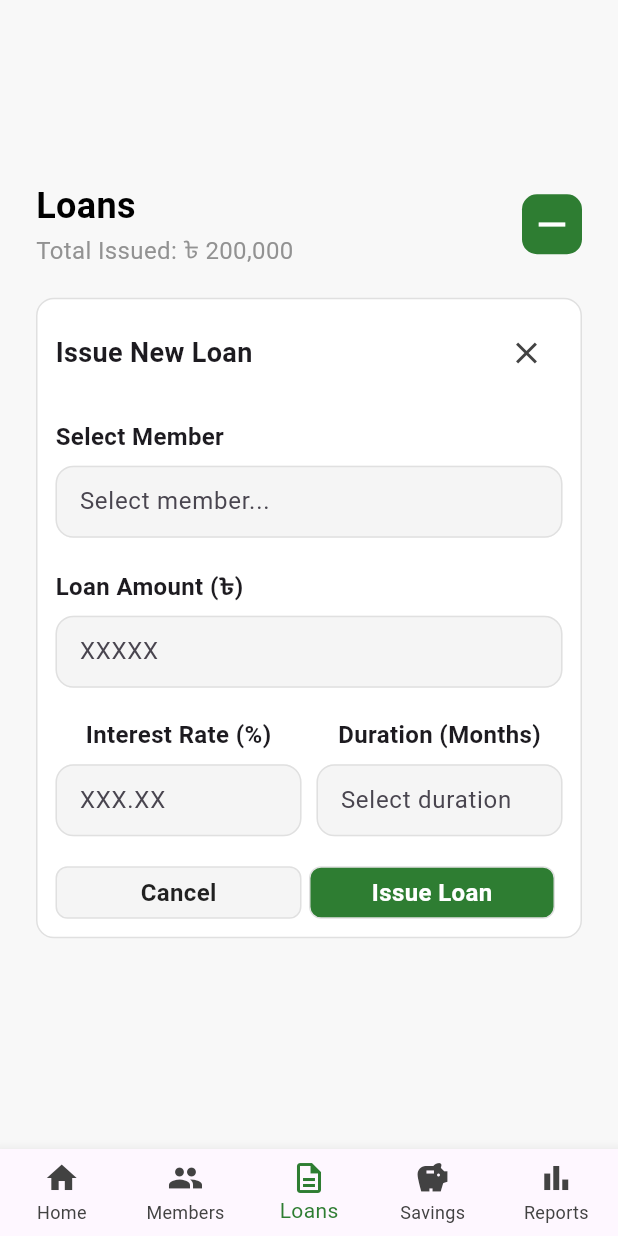
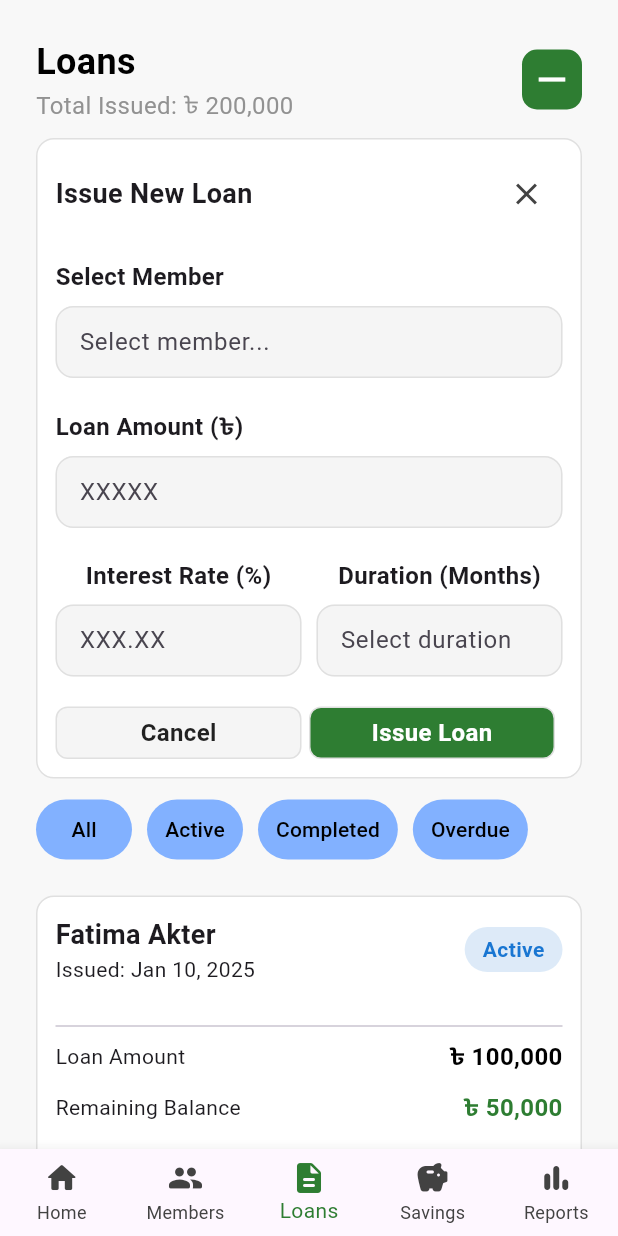
Before and after one commit to irfanekon04/microflow, a Flutter app: the screen it shows after launch, item 3 of the bottom bar chosen, on a phone screen of 412 x 824 dp. Run offline on Flutter 3.47's test engine with Material 3 defaults, Android fonts, the phone set to English and light mode, and no system bars.

Commit message:
completed loans page ui

```diff
--- a/lib/components/lones_page_components/add_loans_form.dart
+++ b/lib/components/loans_page_components/add_loans_form.dart
@@ -7,6 +7,7 @@ class AddLoansForm extends StatelessWidget {
   @override
   Widget build(BuildContext context) {
     return Container(
+      margin: EdgeInsets.only(top: 10),
       padding: EdgeInsets.all(12),
       decoration: BoxDecoration(
         border: Border.all(color: Colors.grey.shade300),
--- /dev/null
+++ b/lib/components/loans_page_components/loans_card.dart
@@ -0,0 +1,139 @@
+import 'package:flutter/material.dart';
+
+class LoansCard extends StatelessWidget {
+  final String name, issued, status, balance, loanAmount, interest;
+  LoansCard({
+    super.key,
+    required this.name,
+    required this.issued,
+    required this.balance,
+    required this.status,
+    required this.loanAmount,
+    required this.interest,
+  });
+
+  final statusColors = {
+    'completed': Colors.green.shade700,
+    'overdue': Colors.red.shade700,
+    'active': Colors.blue.shade700,
+  };
+  @override
+  Widget build(BuildContext context) {
+    return Container(
+      margin: EdgeInsets.only(bottom: 10),
+      padding: EdgeInsets.all(12),
+      decoration: BoxDecoration(
+        border: Border.all(color: Colors.grey.shade300),
+        color: Colors.white,
+        borderRadius: BorderRadius.circular(12),
+      ),
+      child: Column(
+        children: [
+          Row(
+            mainAxisAlignment: .spaceBetween,
+            children: [
+              Column(
+                mainAxisAlignment: .start,
+                crossAxisAlignment: .start,
+                children: [
+                  Text(
+                    name,
+                    style: TextStyle(fontSize: 18, fontWeight: FontWeight.w600),
+                  ),
+                  Text("Issued: $issued", style: TextStyle()),
+                ],
+              ),
+              Container(
+                padding: .only(top: 5, bottom: 5, right: 12, left: 12),
+                decoration: BoxDecoration(
+                  color: statusColors[status.toLowerCase()]?.withValues(
+                    alpha: 0.15,
+                  ),
+                  borderRadius: BorderRadius.circular(16),
+                ),
+                child: Text(
+                  status,
+                  style: TextStyle(
+                    color: statusColors[status.toLowerCase()],
+                    fontWeight: .w600,
+                  ),
+                ),
+              ),
+            ],
+          ),
+          SizedBox(height: 20),
+          Divider(),
+          Row(
+            mainAxisAlignment: MainAxisAlignment.spaceBetween,
+            children: [
+              Text('Loan Amount'),
+              Text(
+                '৳ $loanAmount',
+                style: TextStyle(
+                  fontSize: 16,
+                  color: Colors.black,
+                  fontWeight: .w600,
+                ),
+              ),
+            ],
+          ),
+          SizedBox(height: 10),
+          Row(
+            mainAxisAlignment: MainAxisAlignment.spaceBetween,
+            children: [
+              Text('Remaining Balance'),
+              Text(
+                '৳ $balance',
+                style: TextStyle(
+                  fontSize: 16,
+                  color: Colors.green.shade800,
+                  fontWeight: .w600,
+                ),
+              ),
+            ],
+          ),
+          SizedBox(height: 10),
+          Row(
+            mainAxisAlignment: MainAxisAlignment.spaceBetween,
+            children: [
+              Text('Interest Rate'),
+              Text(
+                '$interest%',
+                style: TextStyle(
+                  fontSize: 16,
+                  color: Colors.black,
+                  fontWeight: .w600,
+                ),
+              ),
+            ],
+          ),
+
+          SizedBox(height: 10),
+          SizedBox(
+            width: double.infinity,
+
+            child: ElevatedButton(
+              style: ElevatedButton.styleFrom(
+                backgroundColor: Colors.blueAccent.shade100,
+                elevation: 0,
+                shape: RoundedRectangleBorder(
+                  borderRadius: BorderRadius.circular(10),
+                ),
+                // padding: .symmetric(vertical: 10),
+              ),
+              onPressed: () {},
+              child: Text(
+                'Record Payment',
+                style: TextStyle(
+                  fontSize: 16,
+                  color: Colors.black87,
+                  fontWeight: .w500,
+                ),
+              ),
+            ),
+          ),
+        ],
+      ),
+    );
+  }
+}
--- a/lib/pages/bottom_nav_bar.dart
+++ b/lib/pages/bottom_nav_bar.dart
@@ -22,14 +22,20 @@ class _BottomNavBarState extends State<BottomNavBar> {
     ReportsPage(),
   ];
   List<BottomNavigationBarItem> items = [
-    BottomNavigationBarItem(icon: Icon(Icons.home), label: 'Home'),
-    BottomNavigationBarItem(icon: Icon(Icons.people), label: 'Members'),
+    BottomNavigationBarItem(icon: Icon(Icons.home_rounded), label: 'Home'),
+    BottomNavigationBarItem(icon: Icon(Icons.people_rounded), label: 'Members'),
     BottomNavigationBarItem(
-      icon: Icon(Icons.description_outlined),
+      icon: Icon(Icons.description_rounded),
       label: 'Loans',
     ),
-    BottomNavigationBarItem(icon: Icon(Icons.savings), label: 'Savings'),
-    BottomNavigationBarItem(icon: Icon(Icons.bar_chart), label: 'Reports'),
+    BottomNavigationBarItem(
+      icon: Icon(Icons.savings_rounded),
+      label: 'Savings',
+    ),
+    BottomNavigationBarItem(
+      icon: Icon(Icons.bar_chart_rounded),
+      label: 'Reports',
+    ),
   ];
   void onTap(int index) {
     setState(() {
--- a/lib/pages/loans_page.dart
+++ b/lib/pages/loans_page.dart
@@ -1,5 +1,6 @@
 import 'package:flutter/material.dart';
-import 'package:microflow/components/lones_page_components/add_loans_form.dart';
+import 'package:microflow/components/loans_page_components/add_loans_form.dart';
+import 'package:microflow/components/loans_page_components/loans_card.dart';
 
 class LoansPage extends StatefulWidget {
   const LoansPage({super.key});
@@ -19,18 +20,18 @@ class _LoansPageState extends State<LoansPage> {
           child: Column(
             children: [
               Row(
-                mainAxisAlignment: MainAxisAlignment.spaceBetween,
-                crossAxisAlignment: CrossAxisAlignment.center,
+                mainAxisAlignment: .spaceBetween,
+                crossAxisAlignment: .center,
                 children: [
                   Column(
-                    crossAxisAlignment: CrossAxisAlignment.start,
+                    crossAxisAlignment: .start,
                     children: [
                       Text(
                         "Loans",
                         style: TextStyle(
                           color: Colors.black,
                           fontSize: 24,
-                          fontWeight: FontWeight.bold,
+                          fontWeight: .bold,
                         ),
                       ),
                       Text(
@@ -63,7 +64,7 @@ class _LoansPageState extends State<LoansPage> {
                   ),
                 ],
               ),
-              SizedBox(height: 20),
+              // SizedBox(height: 20),
               AnimatedContainer(
                 duration: Duration(milliseconds: 300),
                 curve: Curves.easeInOut,
@@ -77,7 +78,96 @@ class _LoansPageState extends State<LoansPage> {
                         },
                       ),
               ),
+              SizedBox(height: 10),
+              Row(
+                children: [
+                  TextButton(
+                    onPressed: () {},
+                    style: TextButton.styleFrom(
+                      backgroundColor: Colors.blueAccent.shade100,
+                      elevation: 0,
+                      foregroundColor: Colors.black,
+                      shadowColor: Colors.white,
+                    ),
+                    child: Text("All"),
+                  ),
+                  SizedBox(width: 10),
+                  TextButton(
+                    onPressed: () {},
+                    style: TextButton.styleFrom(
+                      backgroundColor: Colors.blueAccent.shade100,
+                      elevation: 0,
+                      foregroundColor: Colors.black,
+                      shadowColor: Colors.white,
+                    ),
+                    child: Text("Active"),
+                  ),
+                  SizedBox(width: 10),
+                  TextButton(
+                    onPressed: () {},
+                    style: TextButton.styleFrom(
+                      backgroundColor: Colors.blueAccent.shade100,
+                      elevation: 0,
+                      foregroundColor: Colors.black,
+                      shadowColor: Colors.white,
+                    ),
+                    child: Text("Completed"),
+                  ),
+                  SizedBox(width: 10),
+                  TextButton(
+                    onPressed: () {},
+                    style: TextButton.styleFrom(
+                      backgroundColor: Colors.blueAccent.shade100,
+                      elevation: 0,
+                      foregroundColor: Colors.black,
+                      shadowColor: Colors.white,
+                    ),
+                    child: Text("Overdue"),
+                  ),
+                  SizedBox(width: 8),
+                ],
+              ),
               SizedBox(height: 20),
+              LoansCard(
+                name: "Fatima Akter",
+                issued: "Jan 10, 2025",
+                balance: "50,000",
+                status: "Active",
+                loanAmount: "100,000",
+                interest: "5",
+              ),
+              LoansCard(
+                name: "Fatima Akter",
+                issued: "Jan 10, 2025",
+                balance: "50,000",
+                status: "Active",
+                loanAmount: "100,000",
+                interest: "5",
+              ),
+              LoansCard(
+                name: "Fatima Akter",
+                issued: "Jan 10, 2025",
+                balance: "50,000",
+                status: "Active",
+                loanAmount: "100,000",
+                interest: "5",
+              ),
+              LoansCard(
+                name: "Fatima Akter",
+                issued: "Jan 10, 2025",
+                balance: "0",
+                status: "Completed",
+                loanAmount: "100,000",
+                interest: "5",
+              ),
+              LoansCard(
+                name: "Fatima Akter",
+                issued: "Jan 10, 2025",
+                balance: "50,000",
+                status: "Overdue",
+                loanAmount: "100,000",
+                interest: "5",
+              ),
             ],
           ),
         ),
```
